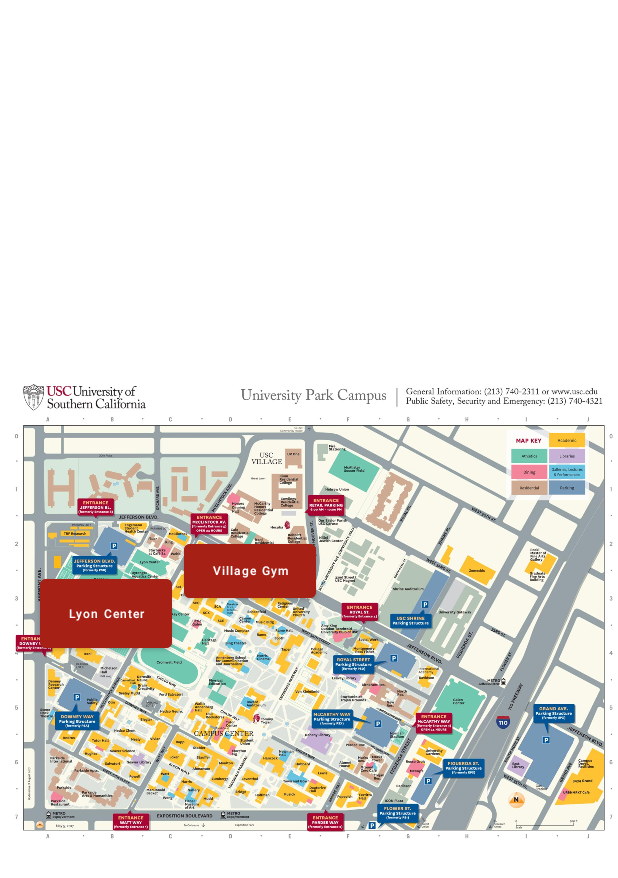
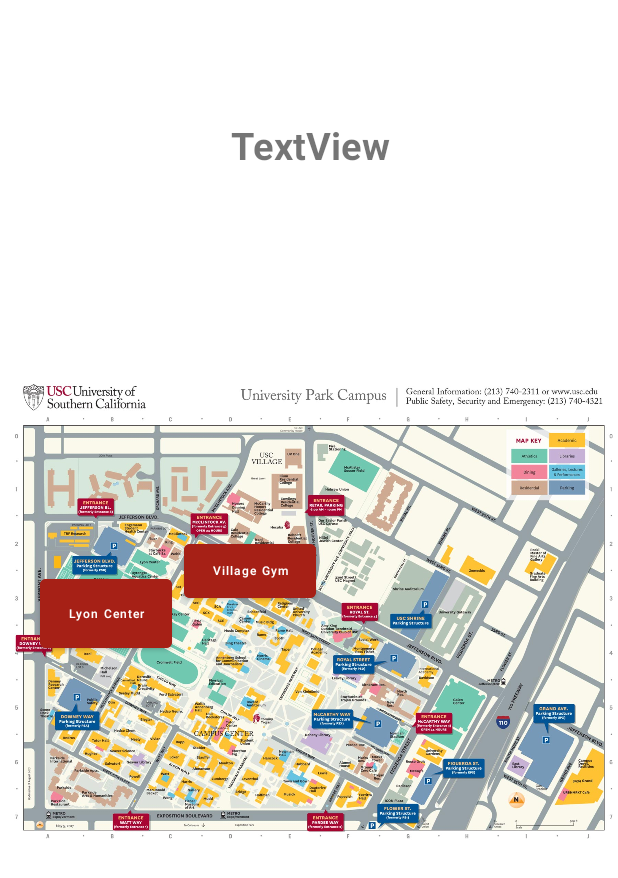
Before and after one commit to alfredmchen/Project2.3, an Android app: the layout activity_main_page.xml on its own in the app's theme, with its tools: preview values and no code run, on a phone screen of 412 x 824 dp. Shown: the top 878 px of the screen. Run offline under Robolectric (Android 15) with nearby library versions, the phone set to English and light mode, and no system bars.

Commit message:
add passdown username to mainpage

```diff
--- a/app/src/main/java/com/example/uscrecsport/DBHelperRegister.java
+++ b/app/src/main/java/com/example/uscrecsport/DBHelperRegister.java
@@ -19,12 +19,6 @@ public class DBHelperRegister extends SQLiteOpenHelper {
         db.execSQL("create table villageGym(time_id INTEGER PRIMARY KEY, time INTEGER NOT NULL)");
         db.execSQL("create table villageGymAppointment(appointment_id INTEGER PRIMARY KEY AUTOINCREMENT, " +
                 "time_id INTEGER NOT NULL, username TEXT NOT NULL, FOREIGN KEY(time_id) REFERENCES villageGym(time_id))");
-        insertTime(110, 10);
-        insertTime(111, 11);
-        insertTime(112, 12);
-        insertTime(113, 13);
-        insertTime(114, 14);
-        insertTime(115, 15);
 
 
     }
--- a/app/src/main/java/com/example/uscrecsport/MainActivity.java
+++ b/app/src/main/java/com/example/uscrecsport/MainActivity.java
@@ -31,6 +31,7 @@ public class MainActivity extends AppCompatActivity {
                 if (db.checkusernamepassword(un,pw)) {
                     Toast.makeText(MainActivity.this, "Success", Toast.LENGTH_SHORT).show();
                     Intent intent = new Intent(MainActivity.this, MainPage.class);
+                    intent.putExtra("username",un);
                     startActivity(intent);
                 } else {
                     Toast.makeText(MainActivity.this, "Failed", Toast.LENGTH_SHORT).show();
--- a/app/src/main/java/com/example/uscrecsport/MainPage.java
+++ b/app/src/main/java/com/example/uscrecsport/MainPage.java
@@ -7,6 +7,7 @@ import android.content.Intent;
 import android.os.Bundle;
 import android.view.View;
 import android.widget.Button;
+import android.widget.TextView;
 
 public class MainPage extends Activity {
 
@@ -14,10 +15,11 @@ public class MainPage extends Activity {
     protected void onCreate(Bundle savedInstanceState) {
         super.onCreate(savedInstanceState);
         setContentView(R.layout.activity_main_page);
-
+        String username = getIntent().getStringExtra("username");
         Button lyon = findViewById(R.id.lyon_button);
         Button village = findViewById(R.id.village_button);
-
+        TextView welcome = findViewById(R.id.welcomeusertextview);
+        welcome.setText("Welcome " + username);
         lyon.setOnClickListener(new View.OnClickListener() {
             @Override
             public void onClick(View view) {
--- a/app/src/main/res/layout/activity_main_page.xml
+++ b/app/src/main/res/layout/activity_main_page.xml
@@ -41,4 +41,21 @@
         android:text="@string/village_button"
         android:textAllCaps="false"
         android:textSize="8sp" />
+
+    <TextView
+        android:id="@+id/welcomeusertextview"
+        android:layout_width="218dp"
+        android:layout_height="70dp"
+        android:layout_alignParentStart="true"
+        android:layout_alignParentTop="true"
+        android:layout_alignParentEnd="true"
+        android:layout_alignParentBottom="true"
+        android:layout_marginStart="97dp"
+        android:layout_marginTop="15dp"
+        android:layout_marginEnd="95dp"
+        android:layout_marginBottom="646dp"
+        android:gravity="center"
+        android:text="TextView"
+        android:textStyle="bold"
+        android:textSize="25sp"/>
 </RelativeLayout>
```
Also changed, not shown: 2 other files.
